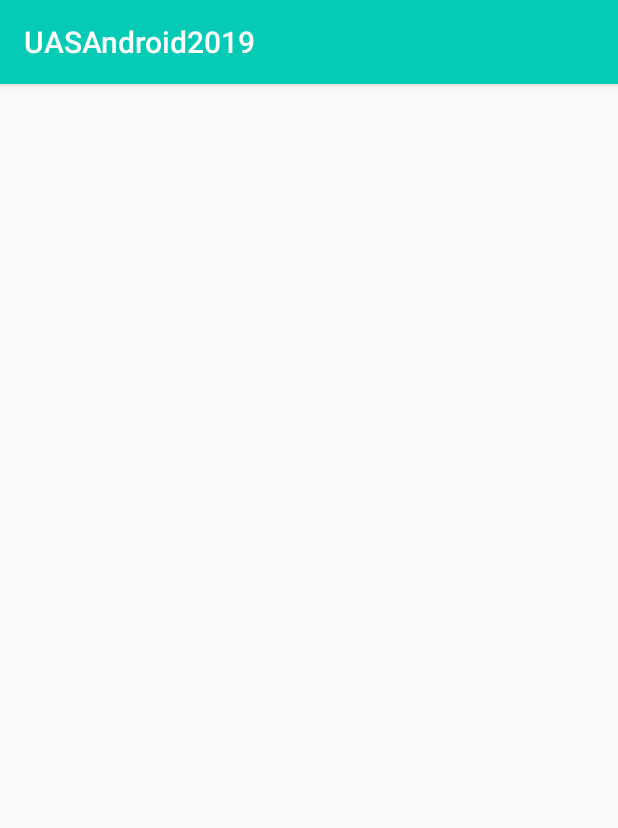
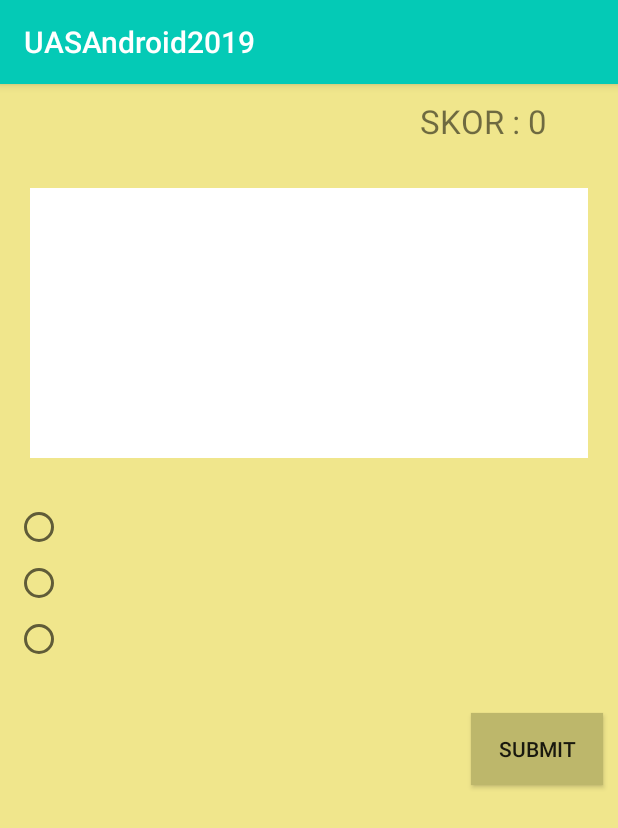
Before and after one commit to r4ryadana/UASAndroid2019, an Android app: the KuisPilihanGanda screen opened directly, with no data from a screen before it, on a phone screen of 412 x 824 dp. Shown: the top 828 px of the screen. Run offline under Robolectric (Android 15) with nearby library versions, the phone set to English and light mode, and no system bars.

Commit message:
mengisi activity_kuis_pilihan_ganda.xml

```diff
--- a/app/src/main/res/layout/activity_kuis_pilihan_ganda.xml
+++ b/app/src/main/res/layout/activity_kuis_pilihan_ganda.xml
@@ -1,9 +1,98 @@
 <?xml version="1.0" encoding="utf-8"?>
-<androidx.constraintlayout.widget.ConstraintLayout xmlns:android="http://schemas.android.com/apk/res/android"
+<RelativeLayout
+    xmlns:android="http://schemas.android.com/apk/res/android"
     xmlns:app="http://schemas.android.com/apk/res-auto"
     xmlns:tools="http://schemas.android.com/tools"
     android:layout_width="match_parent"
     android:layout_height="match_parent"
-    tools:context=".activities.KuisPilihanGanda">
+    android:background="#F0E68C"
+    android:orientation="vertical"
+    tools:context="id.ac.polinema.uasandroid2019.activities.KuisPilihanGanda">
 
-</androidx.constraintlayout.widget.ConstraintLayout>
+    <LinearLayout
+        android:id="@+id/lineSkor"
+        android:layout_width="wrap_content"
+        android:layout_height="wrap_content"
+        android:layout_alignParentRight="true"
+        android:layout_alignParentTop="true"
+        android:layout_margin="10dp">
+
+        <TextView
+            android:layout_width="wrap_content"
+            android:layout_height="wrap_content"
+            android:text="SKOR : "
+            android:textSize="22sp"/>
+
+        <TextView
+            android:id="@+id/tvSkor"
+            android:layout_width="50dp"
+            android:layout_height="wrap_content"
+            android:text="0"
+            android:textSize="22sp"/>
+    </LinearLayout>
+
+    <LinearLayout
+        android:id="@+id/lineSoal"
+        android:layout_width="match_parent"
+        android:layout_height="200dp"
+        android:layout_below="@id/lineSkor"
+        android:layout_margin="10dp"
+        android:padding="10dp">
+
+        <TextView
+            android:id="@+id/tvSoal"
+            android:layout_width="match_parent"
+            android:layout_height="match_parent"
+            android:layout_gravity="center"
+            android:background="#fff"
+            android:gravity="center"
+            android:padding="15dp"
+            android:textSize="20sp"/>
+    </LinearLayout>
+
+    <LinearLayout
+        android:id="@+id/linePilihanJawaban"
+        android:layout_width="match_parent"
+        android:layout_height="120dp"
+        android:layout_below="@id/lineSoal"
+        android:layout_margin="10dp">
+
+        <RadioGroup
+            android:id="@+id/rgPilihanJawaban"
+            android:layout_width="match_parent"
+            android:layout_height="wrap_content">
+
+            <RadioButton
+                android:id="@+id/rbPilihanJawaban1"
+                android:layout_width="match_parent"
+                android:layout_height="wrap_content"
+                android:layout_marginBottom="5dp"
+                android:textSize="18sp"/>
+
+            <RadioButton
+                android:id="@+id/rbPilihanJawaban2"
+                android:layout_width="match_parent"
+                android:layout_height="wrap_content"
+                android:layout_marginBottom="5dp"
+                android:textSize="18sp"/>
+
+            <RadioButton
+                android:id="@+id/rbPilihanJawaban3"
+                android:layout_width="match_parent"
+                android:layout_height="wrap_content"
+                android:layout_marginBottom="5dp"
+                android:textSize="18sp"/>
+        </RadioGroup>
+    </LinearLayout>
+
+    <Button
+        android:id="@+id/btnSubmit"
+        android:layout_width="wrap_content"
+        android:layout_height="wrap_content"
+        android:layout_below="@id/linePilihanJawaban"
+        android:layout_alignParentRight="true"
+        android:layout_gravity="right"
+        android:layout_margin="10dp"
+        android:background="#BDB76B"
+        android:text="SUBMIT"/>
+</RelativeLayout>
--- a/app/src/main/res/layout/activity_welcome.xml
+++ b/app/src/main/res/layout/activity_welcome.xml
@@ -35,7 +35,7 @@
         android:layout_alignParentBottom="true"
         android:background="#BDB76B"
         android:text="NEXT"
-        android:textColor="@android:color/white" />
+         />
 
     <Button
         android:id="@+id/btn_skip"
@@ -45,5 +45,5 @@
         android:layout_alignParentBottom="true"
         android:background="#BDB76B"
         android:text="skip"
-        android:textColor="@android:color/white" />
+         />
 </RelativeLayout>
```
